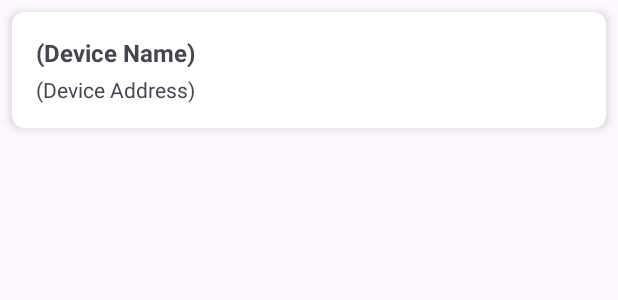
After one commit to HiIAmTzeKean/SC2079-MDP-Group-21, an Android app: the layout item_bluetooth_device.xml on its own in the app's theme, with its tools: preview values and no code run, on a phone screen of 412 x 824 dp. The commit adds this screen. Shown: the top 300 px of the screen. Run offline under Robolectric (Android 15) with nearby library versions, the phone set to English and light mode, and no system bars.

Commit message:
added recycler view to view paired and discovered bt devices

```diff
--- a/android/app/src/main/AndroidManifest.xml
+++ b/android/app/src/main/AndroidManifest.xml
@@ -22,6 +22,7 @@
         android:label="@string/app_name"
         android:roundIcon="@mipmap/ic_launcher_round"
         android:supportsRtl="true"
+        android:forceDarkAllowed="true"
         android:theme="@style/Theme.MDPGrp21Controller">
         <activity
             android:name=".CanvasActivity"
--- a/android/app/src/main/java/com/mdp25/forever21/bluetooth/BluetoothConnection.java
+++ b/android/app/src/main/java/com/mdp25/forever21/bluetooth/BluetoothConnection.java
@@ -15,8 +15,7 @@ import java.nio.charset.Charset;
 import java.nio.charset.StandardCharsets;
 
 /**
- * Represents a connected bluetooth client.
- * <p> This class mainly retrieves the messages from a bluetooth device.
+ * Class responsible for the thread handling incoming/outgoing messages.
  * <p> Reference: <a href="https://developer.android.com/develop/connectivity/bluetooth/transfer-data">Transferring data over BT</a>
  */
 public class BluetoothConnection {
--- /dev/null
+++ b/android/app/src/main/res/layout/item_bluetooth_device.xml
@@ -0,0 +1,44 @@
+<?xml version="1.0" encoding="utf-8"?>
+<androidx.cardview.widget.CardView
+    xmlns:android="http://schemas.android.com/apk/res/android"
+    xmlns:app="http://schemas.android.com/apk/res-auto"
+    android:layout_width="match_parent"
+    android:layout_height="wrap_content"
+    android:layout_margin="8dp"
+    app:cardCornerRadius="8dp"
+    app:cardElevation="4dp">
+
+    <LinearLayout
+        android:layout_width="match_parent"
+        android:layout_height="wrap_content"
+        android:orientation="vertical"
+        android:padding="16dp">
+
+        <TextView
+            android:id="@+id/deviceName"
+            android:layout_width="match_parent"
+            android:layout_height="wrap_content"
+            android:text="(Device Name)"
+            android:textSize="16sp"
+            android:textStyle="bold"/>
+
+        <TextView
+            android:id="@+id/deviceAddress"
+            android:layout_width="match_parent"
+            android:layout_height="wrap_content"
+            android:text="(Device Address)"
+            android:textSize="14sp"
+            android:layout_marginTop="4dp"/>
+
+        <TextView
+            android:id="@+id/pairedStatus"
+            android:layout_width="wrap_content"
+            android:layout_height="wrap_content"
+            android:text="Paired"
+            android:textColor="@android:color/holo_green_dark"
+            android:layout_marginTop="4dp"
+            android:visibility="gone"/>
+
+    </LinearLayout>
+
+</androidx.cardview.widget.CardView>
--- a/android/app/src/main/res/values/colors.xml
+++ b/android/app/src/main/res/values/colors.xml
@@ -2,4 +2,6 @@
 <resources>
     <color name="black">#FF000000</color>
     <color name="white">#FFFFFFFF</color>
+    <color name="bt_device_list_bg">#FF000000</color>
+    <color name="paired_device_bg">#2F2F2F00</color>
 </resources>
```
Also changed, not shown: android/app/src/main/java/com/mdp25/forever21/BluetoothActivity.java (+103 -7 lines), android/app/src/main/java/com/mdp25/forever21/bluetooth/BluetoothDeviceAdapter.java (added, +120 -0 lines), android/app/src/main/java/com/mdp25/forever21/bluetooth/BluetoothDeviceModel.java (added, +9 -0 lines), android/app/src/main/java/com/mdp25/forever21/bluetooth/BluetoothInterface.java (+7 -51 lines), android/app/src/main/res/layout/activity_bluetooth.xml (+5 -13 lines).
